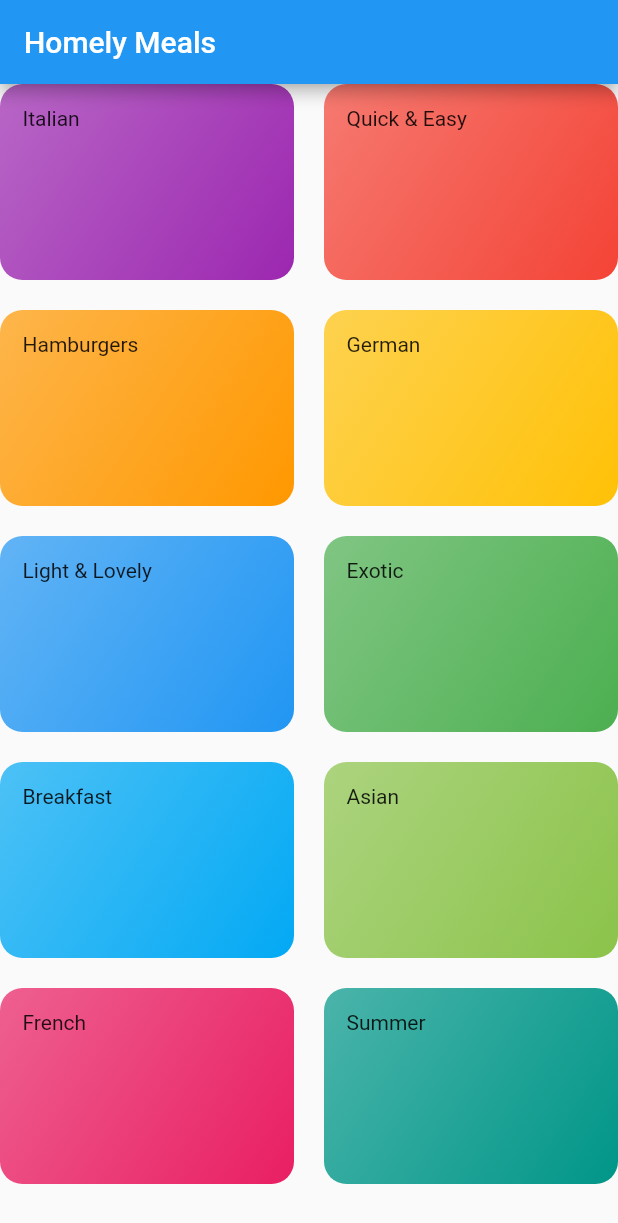
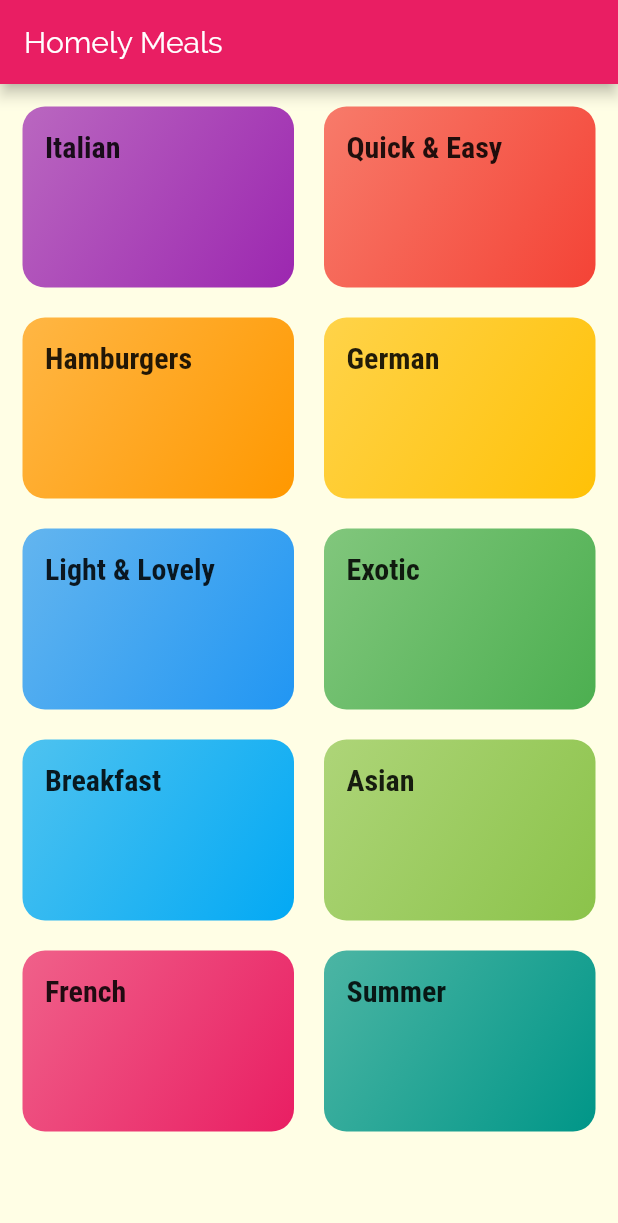
Before and after one commit to shankar75031/meals-app-flutter, a Flutter app: the screen it shows after launch, on a phone screen of 412 x 824 dp. Shown: the top 1223 px of the screen. Run offline on Flutter 3.47's test engine with Material 2 defaults, Android fonts, the phone set to English and light mode, and no system bars.

Commit message:
styled home screen list

```diff
--- a/lib/main.dart
+++ b/lib/main.dart
@@ -11,7 +11,19 @@ class MyApp extends StatelessWidget {
     return MaterialApp(
       title: 'Homely Meals',
       theme: ThemeData(
-        primarySwatch: Colors.blue,
+        primarySwatch: Colors.pink,
+        accentColor: Colors.amber,
+        canvasColor: Color.fromRGBO(255, 254, 229, 1),
+        fontFamily: 'Raleway',
+        textTheme: ThemeData.light().textTheme.copyWith(
+              bodyText1: TextStyle(color: Color.fromRGBO(20, 51, 51, 1)),
+              bodyText2: TextStyle(color: Color.fromRGBO(20, 51, 51, 1)),
+              headline6: TextStyle(
+                fontSize: 20,
+                fontFamily: 'RobotoCondensed',
+                fontWeight: FontWeight.bold,
+              ),
+            ),
         visualDensity: VisualDensity.adaptivePlatformDensity,
       ),
       home: CategoriesScreen(),
--- a/lib/widgets/categories_screen.dart
+++ b/lib/widgets/categories_screen.dart
@@ -10,6 +10,7 @@ class CategoriesScreen extends StatelessWidget {
         title: Text('Homely Meals'),
       ),
       body: GridView(
+        padding: const EdgeInsets.all(15),
         children: DUMMY_CATEGORIES.map((category) {
           return CategoryItem(category.title, category.color);
         }).toList(),
--- a/lib/widgets/category_item.dart
+++ b/lib/widgets/category_item.dart
@@ -10,7 +10,10 @@ class CategoryItem extends StatelessWidget {
   Widget build(BuildContext context) {
     return Container(
       padding: const EdgeInsets.all(15),
-      child: Text(title),
+      child: Text(
+        title,
+        style: Theme.of(context).textTheme.headline6,
+      ),
       decoration: BoxDecoration(
         gradient: LinearGradient(
           colors: [
```
